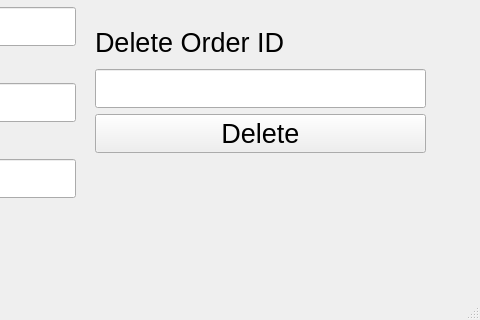
handsomehu/CppWorkStream, file ManualLog/ManualOrder/orderform.ui: the form before one commit; both pictures show x 465 to 945 and y 338 to 658 of the 945 by 658 pixel window.
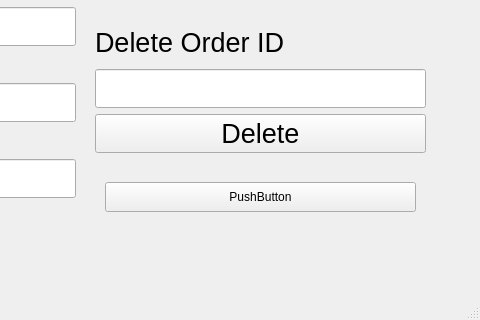
The form after the commit.

Diff of the .ui file:
```diff
--- a/ManualLog/ManualOrder/orderform.ui
+++ b/ManualLog/ManualOrder/orderform.ui
@@ -270,7 +270,7 @@
      <string>Remark1</string>
     </property>
    </widget>
-   <widget class="QWidget" name="">
+   <widget class="QWidget" name="layoutWidget">
     <property name="geometry">
      <rect>
       <x>300</x>
@@ -395,6 +395,19 @@
      </item>
     </layout>
    </widget>
+   <widget class="QPushButton" name="pushButton">
+    <property name="geometry">
+     <rect>
+      <x>570</x>
+      <y>520</y>
+      <width>311</width>
+      <height>30</height>
+     </rect>
+    </property>
+    <property name="text">
+     <string>PushButton</string>
+    </property>
+   </widget>
   </widget>
   <widget class="QMenuBar" name="menubar">
    <property name="geometry">
```
